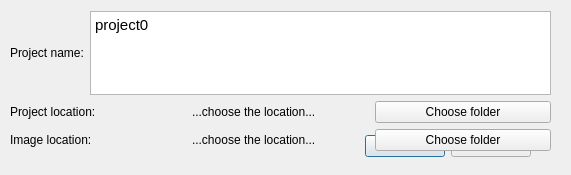
lybros/appa, file ui/newproject.ui: the form before one commit.
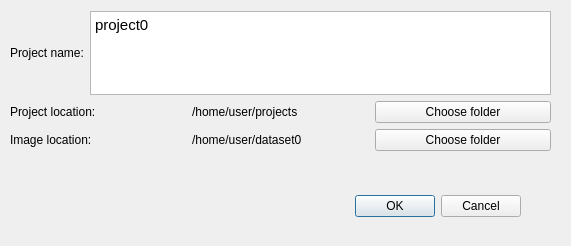
The form after the commit.

Commit message: Fixes for Create/Open Project actions

```diff
--- a/ui/newproject.ui
+++ b/ui/newproject.ui
@@ -7,7 +7,7 @@
     <x>0</x>
     <y>0</y>
     <width>571</width>
-    <height>175</height>
+    <height>246</height>
    </rect>
   </property>
   <property name="windowTitle">
@@ -16,8 +16,8 @@
   <widget class="QDialogButtonBox" name="buttonBox">
    <property name="geometry">
     <rect>
-     <x>230</x>
-     <y>130</y>
+     <x>220</x>
+     <y>190</y>
      <width>301</width>
      <height>32</height>
     </rect>
@@ -73,7 +73,7 @@
       <item>
        <widget class="QLabel" name="project_parent_path">
         <property name="text">
-         <string>...choose the location...</string>
+         <string>/home/user/projects</string>
         </property>
        </widget>
       </item>
@@ -98,7 +98,7 @@
       <item>
        <widget class="QLabel" name="images_path">
         <property name="text">
-         <string>...choose the location...</string>
+         <string>/home/user/dataset0</string>
         </property>
        </widget>
       </item>
```
The commit also changes 9 other files.
